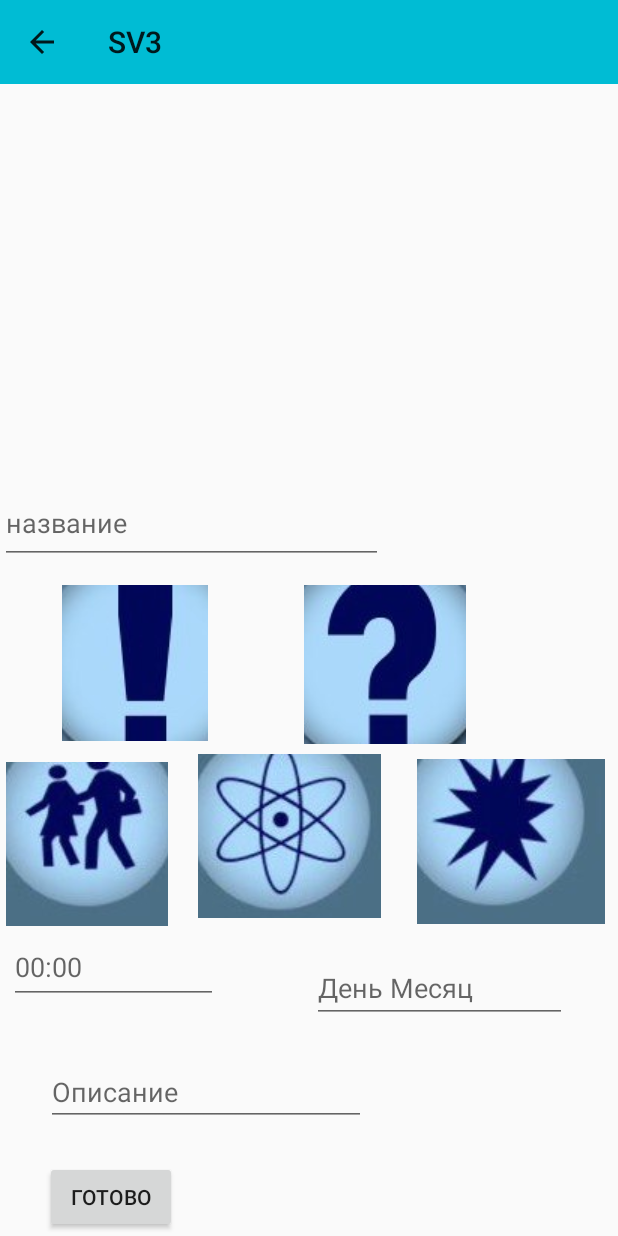
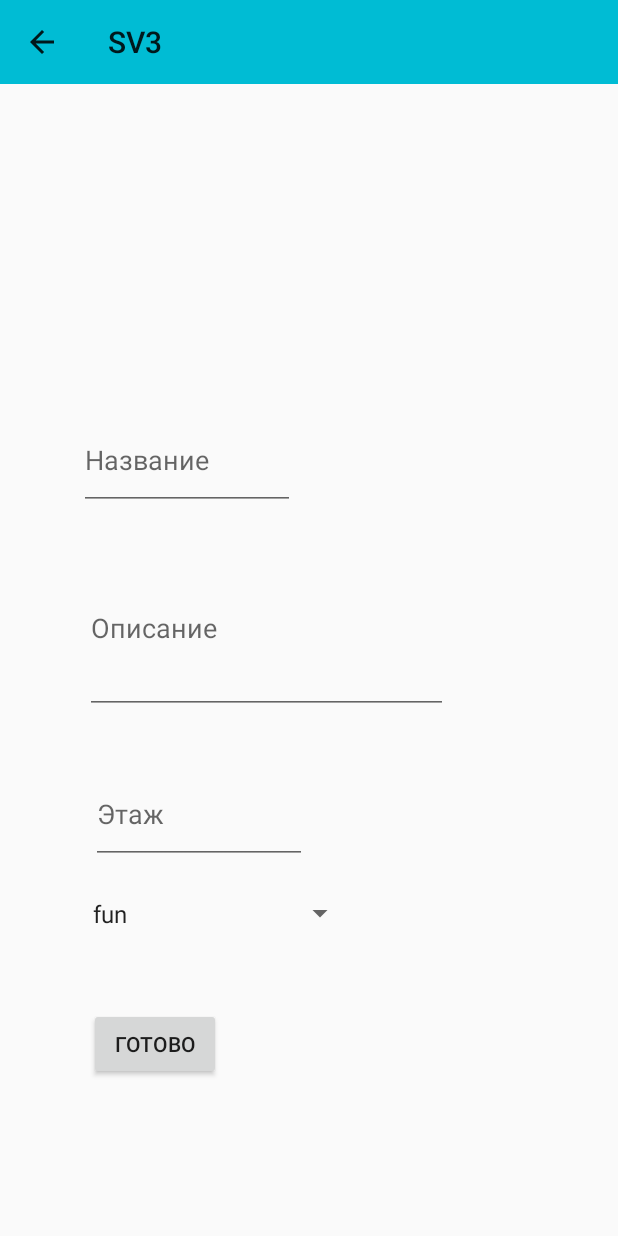
Before and after one commit to yuliakhazieva/SV3, an Android app: the screen it shows after launch (MainActivity), after a tap on "ADD", on a phone screen of 412 x 824 dp. Run offline under Robolectric (Android 15) with nearby library versions, the light colour scheme and no system bars; our stand-ins replace Firebase (no records; nobody signed in at launch, a user with empty details on screens opened directly).

Commit message:
Изменения в CreateEventFragment.
Переделан CreateEventFragment, но изменения не окончательные, так как привели к тому, что структуру бд придется придумывать заново.

```diff
--- a/app/src/main/java/com/hsehhh/sv3/CreateEventFragment.java
+++ b/app/src/main/java/com/hsehhh/sv3/CreateEventFragment.java
@@ -3,8 +3,9 @@ package com.hsehhh.sv3;
  * Created by a1 on 18.01.18.
  */
 import android.os.Bundle;
+import android.support.annotation.Nullable;
 import android.support.v4.app.Fragment;
-import android.support.v4.app.FragmentTransaction;
+import android.support.v4.app.NavUtils;
 import android.support.v7.app.AppCompatActivity;
 import android.view.LayoutInflater;
 import android.view.MenuItem;
@@ -12,64 +13,81 @@ import android.view.View;
 import android.view.ViewGroup;
 //import android.widget.Toolbar;
 import android.support.v7.widget.Toolbar;
+import android.widget.ArrayAdapter;
 import android.widget.Button;
+import android.widget.EditText;
+import android.widget.Spinner;
+import android.widget.Toast;
 
-import com.google.firebase.auth.FirebaseAuth;
-import com.google.firebase.auth.FirebaseUser;
 import com.google.firebase.database.DatabaseReference;
 import com.google.firebase.database.FirebaseDatabase;
 
-import java.util.Random;
+public class CreateEventFragment extends Fragment
+{
+    DatabaseReference mDatabase;
 
-public class CreateEventFragment extends Fragment
+    SwitchToScrolling listener;
 
-{
-    SwitchToScrolling listener;
-    Button done;
-    String userId;
+    EditText eventTitleEditText;
+    EditText eventDescriptionEditText;
+    EditText eventFloorEditText;
+    Spinner eventTypeSpinner;
+    Button submitButton;
+
+    //Пока что так. А по-хорошему надо сделать дефолтный спиннер и унести отсюда ресурсы
+    String[] eventTypes = {"fun", "request"};
+
+    @Override
+    public void onCreate(@Nullable Bundle savedInstanceState) {
+        super.onCreate(savedInstanceState);
+        listener = (SwitchToScrolling) getActivity();
+        mDatabase = FirebaseDatabase.getInstance().getReference().child("events");
+        setHasOptionsMenu(true);
+    }
+
     @Override
     public View onCreateView(LayoutInflater inflater, ViewGroup container,
                              Bundle savedInstanceState) {
+        View v = inflater.inflate(R.layout.fragment_create_event, container, false);
 
-        listener = (SwitchToScrolling)getActivity();
-        final FirebaseUser currentUser = FirebaseAuth.getInstance().getCurrentUser();
-        // Inflate the layout for this fragment
-        Toolbar toolbar = getActivity().findViewById(R.id.toolbar_main);
-        ((AppCompatActivity)getActivity()).setSupportActionBar(toolbar);
+        // мне не нравится. буду разбираться с тем, как это лучше написать
         ((AppCompatActivity)getActivity()).getSupportActionBar().setDisplayHomeAsUpEnabled(true);
-        setHasOptionsMenu(true);
 
-        return inflater.inflate(R.layout.create_event_fragment, container, false);
+        eventTitleEditText = v.findViewById(R.id.edit_text_title);
+        eventDescriptionEditText = v.findViewById(R.id.edit_text_description);
+        eventFloorEditText = v.findViewById(R.id.edit_text_floor);
 
+        ArrayAdapter<String> adapter = new ArrayAdapter<>(getContext(), android.R.layout.simple_spinner_item, eventTypes);
+        adapter.setDropDownViewResource(android.R.layout.simple_spinner_dropdown_item);
+
+        eventTypeSpinner = v.findViewById(R.id.spinner_select_type);
+        eventTypeSpinner.setAdapter(adapter);
+        eventTypeSpinner.setSelection(0);
+
+        submitButton = v.findViewById(R.id.button_submit);
+        submitButton.setOnClickListener(new View.OnClickListener() {
+            @Override
+            public void onClick(View view) {
+                Event e = new Event(eventTitleEditText.getText().toString(),
+                        eventDescriptionEditText.getText().toString(),
+                        eventTypeSpinner.getSelectedItem().toString(),
+                        "uid1",
+                        Integer.parseInt(eventFloorEditText.getText().toString()));
+                mDatabase.push().setValue(e);
+                Toast.makeText(getContext(), "Success!", Toast.LENGTH_SHORT).show();
+            }
+        });
+        return v;
     }
 
-    @Override
-    public void onViewCreated (final View view, final Bundle savedInstanceState) {
-        super.onViewCreated(view, savedInstanceState);
-        done = getView().findViewById(R.id.doneButt);
-        done.setOnClickListener(new View.OnClickListener() {
-            @Override
-            public void onClick(View v) {
-                Random rand = new Random(24);
-                Event e = new Event("one", "two", "three", false, rand.nextInt());
-                DatabaseReference mDatabase;
-                if(e.isRequest)
-                {
-                    mDatabase = FirebaseDatabase.getInstance().getReference("requests");
-                } else
-                {
-                    mDatabase = FirebaseDatabase.getInstance().getReference("events");
-                }
-                String userId = mDatabase.push().getKey();
-                mDatabase.child(userId).setValue(e);
-                listener.switchToScrolling();
-            }
-        });
-    }
 
     @Override
     public boolean onOptionsItemSelected(MenuItem item) {
-        listener.switchToScrolling();
+        switch (item.getItemId()) {
+            case android.R.id.home:
+                listener.switchToScrolling();
+                return true;
+        }
         return super.onOptionsItemSelected(item);
     }
 }
--- a/app/src/main/java/com/hsehhh/sv3/Event.java
+++ b/app/src/main/java/com/hsehhh/sv3/Event.java
@@ -12,17 +12,17 @@ public class Event  {
     public String description;
     public String published_by;
     public int floor;
- //   public GridLayout.LayoutParams layoutParams;
+
     @Exclude
-    public boolean isRequest;
+    public String type;
 
     public Event() { }
 
-    public Event(String title, String description, String published_by, boolean isRequest, int floor) {
+    public Event(String title, String description, String type, String published_by, int floor) {
         this.title = title;
         this.description = description;
+        this.type = type;
         this.published_by = published_by;
-        this.isRequest = isRequest;
         this.floor = floor;
     }
 
@@ -66,8 +66,4 @@ public class Event  {
         this.floor = floor;
     }
 
-    public void setRequest(boolean request)
-    {
-        this.isRequest = request;
-    }
 }
--- a/app/src/main/java/com/hsehhh/sv3/MainActivity.java
+++ b/app/src/main/java/com/hsehhh/sv3/MainActivity.java
@@ -21,7 +21,7 @@ public class MainActivity extends AppCompatActivity implements SwitchToMyEvents,
    // Button showEventsButton;
 
     //Fragments
-    public ScrollingFragment scrollingFragment;
+    ScrollingFragment scrollingFragment;
     CreateEventFragment createEventFragment;
     MyEventsFragment myEventsFragment;
     FragmentTransaction fragmentTransaction;
--- a/app/src/main/java/com/hsehhh/sv3/MyEventsFragment.java
+++ b/app/src/main/java/com/hsehhh/sv3/MyEventsFragment.java
@@ -58,7 +58,7 @@ public class MyEventsFragment extends android.support.v4.app.Fragment
         listener = (SwitchToScrolling) getActivity();
 
         database = FirebaseDatabase.getInstance();
-        eventsReference = database.getReference().child("activities").child("events");
+        eventsReference = database.getReference().child("events");
     }
 
     public View onCreateView(LayoutInflater inflater, ViewGroup container,
@@ -80,7 +80,6 @@ public class MyEventsFragment extends android.support.v4.app.Fragment
 
         return v;
     }
-
 
     @Override
     public void onViewCreated (final View view, final Bundle savedInstanceState) {
@@ -123,8 +122,8 @@ public class MyEventsFragment extends android.support.v4.app.Fragment
     @Override
     public void onResume(){
         super.onResume();
-        visitedEventsAdapter.startListening();
-        organizedEventsAdapter.startListening();
+//        visitedEventsAdapter.startListening();
+//        organizedEventsAdapter.startListening();
     }
 
     public void onStop(){
--- a/app/src/main/java/com/hsehhh/sv3/ScrollingFragment.java
+++ b/app/src/main/java/com/hsehhh/sv3/ScrollingFragment.java
@@ -3,6 +3,7 @@ package com.hsehhh.sv3;
 import android.content.Context;
 import android.graphics.Color;
 import android.os.Bundle;
+import android.support.annotation.Nullable;
 import android.support.v4.app.FragmentTransaction;
 import android.support.v7.app.AppCompatActivity;
 import android.support.v7.widget.Toolbar;
@@ -46,6 +47,15 @@ public class ScrollingFragment extends android.support.v4.app.Fragment
     public SwitchToMyEvents listenerMyEvents;
     public Button showEvents;
     public TableLayout table;
+
+    @Override
+    public void onCreate(@Nullable Bundle savedInstanceState) {
+        super.onCreate(savedInstanceState);
+        listenerCreateEvent = (SwitchToCreateEvent) getActivity();
+        listenerMyEvents = (SwitchToMyEvents) getActivity();
+        setRetainInstance(true);
+    }
+
     @Override
     public View onCreateView(LayoutInflater inflater, ViewGroup container,
                              Bundle savedInstanceState) {
@@ -61,30 +71,20 @@ public class ScrollingFragment extends android.support.v4.app.Fragment
     @Override
     public void onSaveInstanceState(Bundle outState) {
         super.onSaveInstanceState(outState);
-
         //Save the fragment's instance
         getFragmentManager().putFragment(outState, "lscrol", this);
-    }
-
-    @Override
-    public void onCreate(Bundle savedInstanceState) {
-//        setHasOptionsMenu(true);
-        super.onCreate(savedInstanceState);
-        setRetainInstance(true);
     }
 
 
     @Override
     public void onCreateOptionsMenu(Menu menu, MenuInflater inflater) {
         inflater.inflate(R.menu.menu_scroll_frag, menu);
-//        super.onCreateOptionsMenu(menu, inflater);
     }
 
     @Override
     public void onViewCreated(final View view, final Bundle savedInstanceState)
     {
         super.onViewCreated(view, savedInstanceState);
-        ((AppCompatActivity)getActivity()).getSupportActionBar().setDisplayHomeAsUpEnabled(false);
         table = getView().findViewById(R.id.table);
         table.setPadding(0,130,0,0);
         for(int i = 0; i < 25; i++)
@@ -102,7 +102,6 @@ public class ScrollingFragment extends android.support.v4.app.Fragment
             table.addView(newRow, i);
         }
 
-        listenerMyEvents = (SwitchToMyEvents)getActivity();
         showEvents = getView().findViewById(R.id.showMyEvents);
         showEvents.setOnClickListener(new View.OnClickListener() {
             @Override
@@ -136,7 +135,7 @@ public class ScrollingFragment extends android.support.v4.app.Fragment
             }
             @Override
             public void onCancelled(DatabaseError databaseError) {
-
+                Toast.makeText(getContext(), "Database error.", Toast.LENGTH_SHORT).show();
             }
         });
     }
@@ -149,7 +148,6 @@ public class ScrollingFragment extends android.support.v4.app.Fragment
                 return true;
             }
             case R.id.action_add:{
-                listenerCreateEvent = (SwitchToCreateEvent) getActivity();
                 listenerCreateEvent.switchToCreateEvent();
                 return true;
             }
--- a/app/src/main/java/com/hsehhh/sv3/createEventFragment.java
+++ b/app/src/main/java/com/hsehhh/sv3/createEventFragment.java
@@ -3,8 +3,9 @@ package com.hsehhh.sv3;
  * Created by a1 on 18.01.18.
  */
 import android.os.Bundle;
+import android.support.annotation.Nullable;
 import android.support.v4.app.Fragment;
-import android.support.v4.app.FragmentTransaction;
+import android.support.v4.app.NavUtils;
 import android.support.v7.app.AppCompatActivity;
 import android.view.LayoutInflater;
 import android.view.MenuItem;
@@ -12,64 +13,81 @@ import android.view.View;
 import android.view.ViewGroup;
 //import android.widget.Toolbar;
 import android.support.v7.widget.Toolbar;
+import android.widget.ArrayAdapter;
 import android.widget.Button;
+import android.widget.EditText;
+import android.widget.Spinner;
+import android.widget.Toast;
 
-import com.google.firebase.auth.FirebaseAuth;
-import com.google.firebase.auth.FirebaseUser;
 import com.google.firebase.database.DatabaseReference;
 import com.google.firebase.database.FirebaseDatabase;
 
-import java.util.Random;
+public class CreateEventFragment extends Fragment
+{
+    DatabaseReference mDatabase;
 
-public class CreateEventFragment extends Fragment
+    SwitchToScrolling listener;
 
-{
-    SwitchToScrolling listener;
-    Button done;
-    String userId;
+    EditText eventTitleEditText;
+    EditText eventDescriptionEditText;
+    EditText eventFloorEditText;
+    Spinner eventTypeSpinner;
+    Button submitButton;
+
+    //Пока что так. А по-хорошему надо сделать дефолтный спиннер и унести отсюда ресурсы
+    String[] eventTypes = {"fun", "request"};
+
+    @Override
+    public void onCreate(@Nullable Bundle savedInstanceState) {
+        super.onCreate(savedInstanceState);
+        listener = (SwitchToScrolling) getActivity();
+        mDatabase = FirebaseDatabase.getInstance().getReference().child("events");
+        setHasOptionsMenu(true);
+    }
+
     @Override
     public View onCreateView(LayoutInflater inflater, ViewGroup container,
                              Bundle savedInstanceState) {
+        View v = inflater.inflate(R.layout.fragment_create_event, container, false);
 
-        listener = (SwitchToScrolling)getActivity();
-        final FirebaseUser currentUser = FirebaseAuth.getInstance().getCurrentUser();
-        // Inflate the layout for this fragment
-        Toolbar toolbar = getActivity().findViewById(R.id.toolbar_main);
-        ((AppCompatActivity)getActivity()).setSupportActionBar(toolbar);
+        // мне не нравится. буду разбираться с тем, как это лучше написать
         ((AppCompatActivity)getActivity()).getSupportActionBar().setDisplayHomeAsUpEnabled(true);
-        setHasOptionsMenu(true);
 
-        return inflater.inflate(R.layout.create_event_fragment, container, false);
+        eventTitleEditText = v.findViewById(R.id.edit_text_title);
+        eventDescriptionEditText = v.findViewById(R.id.edit_text_description);
+        eventFloorEditText = v.findViewById(R.id.edit_text_floor);
 
+        ArrayAdapter<String> adapter = new ArrayAdapter<>(getContext(), android.R.layout.simple_spinner_item, eventTypes);
+        adapter.setDropDownViewResource(android.R.layout.simple_spinner_dropdown_item);
+
+        eventTypeSpinner = v.findViewById(R.id.spinner_select_type);
+        eventTypeSpinner.setAdapter(adapter);
+        eventTypeSpinner.setSelection(0);
+
+        submitButton = v.findViewById(R.id.button_submit);
+        submitButton.setOnClickListener(new View.OnClickListener() {
+            @Override
+            public void onClick(View view) {
+                Event e = new Event(eventTitleEditText.getText().toString(),
+                        eventDescriptionEditText.getText().toString(),
+                        eventTypeSpinner.getSelectedItem().toString(),
+                        "uid1",
+                        Integer.parseInt(eventFloorEditText.getText().toString()));
+                mDatabase.push().setValue(e);
+                Toast.makeText(getContext(), "Success!", Toast.LENGTH_SHORT).show();
+            }
+        });
+        return v;
     }
 
-    @Override
-    public void onViewCreated (final View view, final Bundle savedInstanceState) {
-        super.onViewCreated(view, savedInstanceState);
-        done = getView().findViewById(R.id.doneButt);
-        done.setOnClickListener(new View.OnClickListener() {
-            @Override
-            public void onClick(View v) {
-                Random rand = new Random(24);
-                Event e = new Event("one", "two", "three", false, rand.nextInt());
-                DatabaseReference mDatabase;
-                if(e.isRequest)
-                {
-                    mDatabase = FirebaseDatabase.getInstance().getReference("requests");
-                } else
-                {
-                    mDatabase = FirebaseDatabase.getInstance().getReference("events");
-                }
-                String userId = mDatabase.push().getKey();
-                mDatabase.child(userId).setValue(e);
-                listener.switchToScrolling();
-            }
-        });
-    }
 
     @Override
     public boolean onOptionsItemSelected(MenuItem item) {
-        listener.switchToScrolling();
+        switch (item.getItemId()) {
+            case android.R.id.home:
+                listener.switchToScrolling();
+                return true;
+        }
         return super.onOptionsItemSelected(item);
     }
 }
--- a/app/src/main/res/layout/activity_main.xml
+++ b/app/src/main/res/layout/activity_main.xml
@@ -1,6 +1,5 @@
 <?xml version="1.0" encoding="utf-8"?>
 <android.support.constraint.ConstraintLayout xmlns:android="http://schemas.android.com/apk/res/android"
-    xmlns:app="http://schemas.android.com/apk/res-auto"
     xmlns:tools="http://schemas.android.com/tools"
     android:id="@+id/lay"
     android:layout_width="match_parent"
--- a/app/src/main/res/layout/create_event_fragment.xml
+++ /dev/null
@@ -1,144 +0,0 @@
-<?xml version="1.0" encoding="utf-8"?>
-<android.support.constraint.ConstraintLayout xmlns:android="http://schemas.android.com/apk/res/android"
-    xmlns:app="http://schemas.android.com/apk/res-auto"
-    xmlns:tools="http://schemas.android.com/tools"
-    android:layout_width="match_parent"
-    android:layout_height="match_parent"
-    tools:context="com.hsehhh.sv3.CreateEvent">
-
-    <EditText
-        android:id="@+id/editText"
-        android:layout_width="255dp"
-        android:layout_height="54dp"
-        android:layout_marginBottom="448dp"
-        android:ems="10"
-        android:hint="название"
-        android:inputType="textPersonName"
-        app:layout_constraintBottom_toBottomOf="parent" />
-
-    <ImageButton
-        android:id="@+id/whateverType"
-        android:layout_width="125dp"
-        android:layout_height="110dp"
-        android:layout_marginBottom="208dp"
-        android:layout_marginEnd="9dp"
-        android:layout_marginStart="10dp"
-        app:layout_constraintBottom_toBottomOf="parent"
-        app:layout_constraintEnd_toEndOf="parent"
-        app:layout_constraintStart_toEndOf="@+id/studyType"
-        app:srcCompat="@drawable/fff" />
-
-    <ImageButton
-        android:id="@+id/studyType"
-        android:layout_width="122dp"
-        android:layout_height="109dp"
-        android:layout_marginBottom="212dp"
-        android:layout_marginEnd="14dp"
-        android:layout_marginStart="10dp"
-        app:layout_constraintBottom_toBottomOf="parent"
-        app:layout_constraintEnd_toStartOf="@+id/whateverType"
-        app:layout_constraintStart_toEndOf="@+id/funType"
-        app:srcCompat="@drawable/ggg" />
-
-    <ImageButton
-        android:id="@+id/funType"
-        android:layout_width="108dp"
-        android:layout_height="109dp"
-        android:layout_marginEnd="10dp"
-        android:layout_marginStart="4dp"
-        android:layout_marginTop="132dp"
-        app:layout_constraintEnd_toStartOf="@+id/studyType"
-        app:layout_constraintHorizontal_chainStyle="spread_inside"
-        app:layout_constraintStart_toStartOf="parent"
-        app:layout_constraintTop_toBottomOf="@+id/editText"
-        app:srcCompat="@drawable/hhh" />
-
-    <ImageButton
-        android:id="@+id/questionType"
-        android:layout_width="108dp"
-        android:layout_height="106dp"
-        android:layout_marginBottom="22dp"
-        android:layout_marginStart="64dp"
-        android:layout_marginTop="14dp"
-        app:layout_constraintBottom_toTopOf="@+id/whateverType"
-        app:layout_constraintStart_toEndOf="@+id/actionType"
-        app:layout_constraintTop_toBottomOf="@+id/editText"
-        app:layout_constraintVertical_bias="0.0"
-        app:srcCompat="@drawable/xxx" />
-
-    <ImageButton
-        android:id="@+id/actionType"
-        android:layout_width="97dp"
-        android:layout_height="104dp"
-        android:layout_marginBottom="25dp"
-        android:layout_marginStart="41dp"
-        android:layout_marginTop="14dp"
-        app:layout_constraintBottom_toTopOf="@+id/studyType"
-        app:layout_constraintStart_toStartOf="parent"
-        app:layout_constraintTop_toBottomOf="@+id/editText"
-        app:layout_constraintVertical_bias="0.0"
-        app:srcCompat="@drawable/yyy" />
-
-    <EditText
-        android:id="@+id/editText2"
-        android:layout_width="139dp"
-        android:layout_height="49dp"
-        android:layout_marginBottom="18dp"
-        android:layout_marginEnd="31dp"
-        android:layout_marginStart="16dp"
-        android:layout_marginTop="17dp"
-        android:ems="10"
-        android:hint="00:00"
-        android:inputType="time"
-        app:layout_constraintBottom_toTopOf="@+id/editText4"
-        app:layout_constraintEnd_toStartOf="@+id/editText3"
-        app:layout_constraintStart_toStartOf="parent"
-        app:layout_constraintTop_toBottomOf="@+id/funType" />
-
-    <EditText
-        android:id="@+id/editText3"
-        android:layout_width="170dp"
-        android:layout_height="46dp"
-        android:layout_marginBottom="21dp"
-        android:layout_marginEnd="44dp"
-        android:layout_marginStart="31dp"
-        android:layout_marginTop="18dp"
-        android:ems="10"
-        android:hint="День Месяц"
-        android:inputType="date"
-        app:layout_constraintBottom_toTopOf="@+id/editText4"
-        app:layout_constraintEnd_toEndOf="parent"
-        app:layout_constraintStart_toEndOf="@+id/editText2"
-        app:layout_constraintTop_toBottomOf="@+id/whateverType" />
-
-    <EditText
-        android:id="@+id/editText4"
-        android:layout_width="wrap_content"
-        android:layout_height="wrap_content"
-        android:layout_marginBottom="12dp"
-        android:layout_marginEnd="153dp"
-        android:layout_marginStart="16dp"
-        android:layout_marginTop="18dp"
-        android:ems="10"
-        android:hint="Описание"
-        android:inputType="textPersonName"
-        app:layout_constraintBottom_toTopOf="@+id/doneButt"
-        app:layout_constraintEnd_toEndOf="parent"
-        app:layout_constraintStart_toStartOf="parent"
-        app:layout_constraintTop_toBottomOf="@+id/editText2" />
-
-    <Button
-        android:id="@+id/doneButt"
-        android:layout_width="wrap_content"
-        android:layout_height="wrap_content"
-        android:layout_marginBottom="17dp"
-        android:layout_marginEnd="280dp"
-        android:layout_marginStart="16dp"
-        android:layout_marginTop="11dp"
-        android:text="Готово"
-        app:layout_constraintBottom_toBottomOf="parent"
-        app:layout_constraintEnd_toEndOf="parent"
-        app:layout_constraintStart_toStartOf="parent"
-        app:layout_constraintTop_toBottomOf="@+id/editText4" />
-
-</android.support.constraint.ConstraintLayout>
--- /dev/null
+++ b/app/src/main/res/layout/fragment_create_event.xml
@@ -0,0 +1,75 @@
+<android.support.constraint.ConstraintLayout xmlns:android="http://schemas.android.com/apk/res/android"
+    xmlns:app="http://schemas.android.com/apk/res-auto"
+    xmlns:tools="http://schemas.android.com/tools"
+    android:layout_width="match_parent"
+    android:layout_height="match_parent">
+
+    <EditText
+        android:id="@+id/edit_text_title"
+        android:layout_width="144dp"
+        android:layout_height="66dp"
+        android:layout_marginBottom="484dp"
+        android:layout_marginEnd="8dp"
+        android:layout_marginStart="8dp"
+        android:hint="Название"
+        android:inputType="text"
+        app:layout_constraintBottom_toBottomOf="parent"
+        app:layout_constraintEnd_toEndOf="parent"
+        app:layout_constraintHorizontal_bias="0.178"
+        app:layout_constraintStart_toStartOf="parent" />
+
+    <EditText
+        android:id="@+id/edit_text_description"
+        android:layout_width="242dp"
+        android:layout_height="114dp"
+        android:layout_marginBottom="348dp"
+        android:layout_marginEnd="8dp"
+        android:layout_marginStart="8dp"
+        android:hint="Описание"
+        android:inputType="textMultiLine"
+        android:singleLine="false"
+        app:layout_constraintBottom_toBottomOf="parent"
+        app:layout_constraintEnd_toEndOf="parent"
+        app:layout_constraintHorizontal_bias="0.317"
+        app:layout_constraintStart_toStartOf="parent" />
+
+    <EditText
+        android:id="@+id/edit_text_floor"
+        android:layout_width="144dp"
+        android:layout_height="66dp"
+        android:layout_marginBottom="248dp"
+        android:layout_marginEnd="8dp"
+        android:layout_marginStart="8dp"
+        android:hint="Этаж"
+        android:inputType="number"
+        app:layout_constraintBottom_toBottomOf="parent"
+        app:layout_constraintEnd_toEndOf="parent"
+        app:layout_constraintHorizontal_bias="0.209"
+        app:layout_constraintStart_toStartOf="parent" />
+
+    <Spinner
+        android:id="@+id/spinner_select_type"
+        android:layout_width="183dp"
+        android:layout_height="30dp"
+        android:layout_marginBottom="200dp"
+        android:layout_marginEnd="8dp"
+        android:layout_marginStart="8dp"
+        app:layout_constraintBottom_toBottomOf="parent"
+        app:layout_constraintEnd_toEndOf="parent"
+        app:layout_constraintHorizontal_bias="0.216"
+        app:layout_constraintStart_toStartOf="parent" />
+
+    <Button
+        android:id="@+id/button_submit"
+        android:layout_width="wrap_content"
+        android:layout_height="wrap_content"
+        android:layout_marginBottom="104dp"
+        android:layout_marginEnd="8dp"
+        android:layout_marginStart="8dp"
+        android:text="Готово"
+        app:layout_constraintBottom_toBottomOf="parent"
+        app:layout_constraintEnd_toEndOf="parent"
+        app:layout_constraintHorizontal_bias="0.167"
+        app:layout_constraintStart_toStartOf="parent" />
+
+</android.support.constraint.ConstraintLayout>
```
Also changed, not shown: 1 other file.
